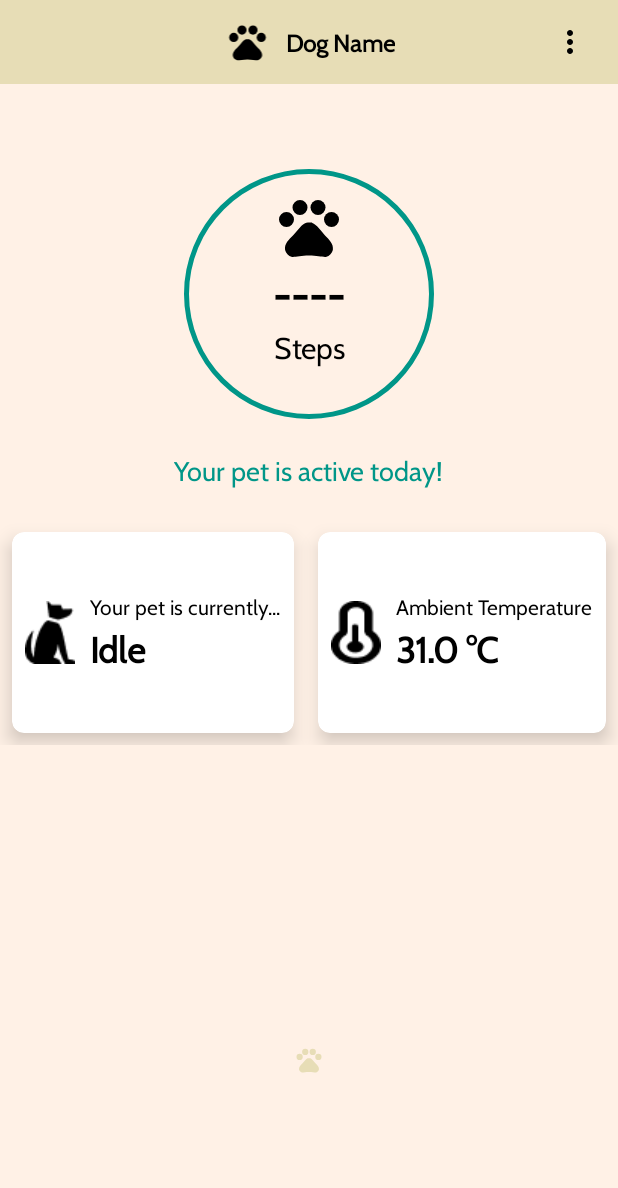
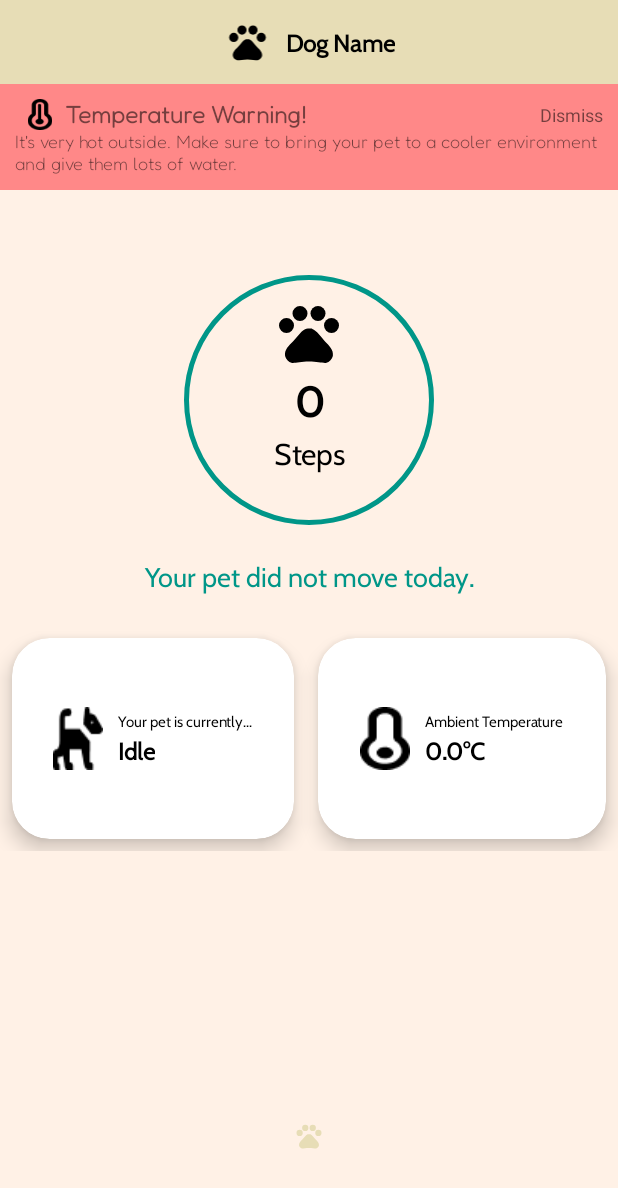
Before and after one commit to UgetsuMurata/FeedFind, an Android app: the layout feautres_finder_pet_tracker_data_display.xml on its own in the app's theme, with its tools: preview values and no code run, on a phone screen of 412 x 824 dp. Shown: the top 1188 px of the screen. Run offline under Robolectric (Android 15) with nearby library versions, the phone set to English and light mode, and no system bars.

Commit message:
- Pet Tracker now finished.

```diff
--- a/app/src/main/AndroidManifest.xml
+++ b/app/src/main/AndroidManifest.xml
@@ -21,7 +21,7 @@
         android:theme="@style/Theme.FeedAndFind"
         tools:targetApi="31">
         <activity
-            android:name=".Features.Finder.PetTracker_Data_Display"
+            android:name=".Features.Finder.FinderDataDisplay"
             android:exported="true" />
         <activity
             android:name=".Features.Pets.PetsAddQR"
--- /dev/null
+++ b/app/src/main/java/com/example/feedandfind/Features/Finder/FinderDataDisplay.java
@@ -0,0 +1,187 @@
+package com.example.feedandfind.Features.Finder;
+
+import androidx.appcompat.app.AppCompatActivity;
+import androidx.core.content.res.ResourcesCompat;
+
+import android.os.Bundle;
+import android.os.Handler;
+import android.util.Log;
+import android.view.View;
+import android.widget.ImageView;
+import android.widget.LinearLayout;
+import android.widget.ProgressBar;
+import android.widget.TextView;
+import android.widget.Toast;
+
+import com.example.feedandfind.Application.FeedAndFind;
+import com.example.feedandfind.DataManager.FirebaseData;
+import com.example.feedandfind.Items.PetInformation;
+import com.example.feedandfind.R;
+import com.google.firebase.database.DataSnapshot;
+
+import java.util.Locale;
+import java.util.Objects;
+
+public class FinderDataDisplay extends AppCompatActivity {
+
+    private ProgressBar progressBar;
+    private TextView progressText, activeStatus;
+    private TextView petMovement, temperature;
+    private ImageView petMovementIcon, temperatureIcon;
+    private LinearLayout showTempWarning;
+    private TextView dismissWarning;
+    TextView toolbarTitle;
+    FirebaseData firebaseData;
+    String CollarId;
+
+    FeedAndFind feedAndFind;
+    PetInformation petInformation;
+
+    Integer stepsProgress = 0;
+    String commentary;
+    String petMovementState;
+    Float temperatureValue = 0.0f;
+    Integer currentTempMode = 0;
+    Integer prevTempMode = 0;
+
+    @Override
+    protected void onCreate(Bundle savedInstanceState) {
+        super.onCreate(savedInstanceState);
+        setContentView(R.layout.feautres_finder_pet_tracker_data_display);
+
+        progressBar = findViewById(R.id.progress_bar);
+        progressText = findViewById(R.id.progress_text);
+        activeStatus = findViewById(R.id.active_status);
+        petMovement = findViewById(R.id.pet_movement);
+        petMovementIcon = findViewById(R.id.pet_movement_icon);
+        temperature = findViewById(R.id.temperature);
+        temperatureIcon = findViewById(R.id.temperature_icon);
+        showTempWarning = findViewById(R.id.show_temp_warning);
+        dismissWarning = findViewById(R.id.dismiss_warning);
+
+        toolbarTitle = findViewById(R.id.toolbar_title);
+        firebaseData = new FirebaseData();
+        CollarId = getIntent().getStringExtra("COLLAR_ID");
+        feedAndFind = FeedAndFind.getInstance();
+        petInformation = new PetInformation();
+
+        commentary = getResources().getString(R.string.steps_commentary_0);
+        petMovementState = getResources().getString(R.string.movement_idle);
+
+        findPetInformation();
+
+        toolbarTitle.setText(petInformation.getName());
+
+        showTempWarning.setVisibility(View.GONE);
+        dismissWarning.setOnClickListener(view -> showTempWarning.setVisibility(View.GONE));
+
+        final Handler handler = new Handler();
+        handler.postDelayed(new Runnable(){
+            @Override
+            public void run(){
+                firebaseData.retrieveData(FinderDataDisplay.this, String.format("PetTracker/%s", CollarId), new FirebaseData.FirebaseDataCallback() {
+                    @Override
+                    public void onDataReceived(DataSnapshot dataSnapshot) {
+                        // update progressbar
+                        Object progressObject = dataSnapshot.child("/current_pedometer_data/steps_count").getValue();
+                        if (progressObject != null){
+                            stepsProgress = Integer.valueOf(progressObject.toString());
+                        }
+                        runOnUiThread(new Runnable() {
+                            @Override
+                            public void run() {
+                                progressBar.setProgress(stepsProgress!=null?stepsProgress:0);
+                                progressText.setText(stepsProgress!=null?String.valueOf(stepsProgress):"0");
+                            }
+                        });
+
+                        // update commentary
+                        commentary = getResources().getString(R.string.steps_commentary_0);
+                        Log.d("Progress Object", "Steps Progress: " + (stepsProgress!=null?stepsProgress:"NULL"));
+                        if (stepsProgress > 0 && stepsProgress <= 100){
+                            commentary = getResources().getString(R.string.steps_commentary_100);
+                        } else if (stepsProgress > 100 && stepsProgress <= 500) {
+                            commentary = getResources().getString(R.string.steps_commentary_500);
+                        } else if (stepsProgress > 500 && stepsProgress <= 750) {
+                            commentary = getResources().getString(R.string.steps_commentary_750);
+                        } else if (stepsProgress > 750 && stepsProgress <= 1000) {
+                            commentary = getResources().getString(R.string.steps_commentary_1000);
+                        } else if (stepsProgress > 1000){
+                            commentary = getResources().getString(R.string.steps_commentary_more);
+                        }
+                        runOnUiThread(new Runnable() {
+                            @Override
+                            public void run() {
+                                activeStatus.setText(commentary);
+                            }
+                        });
+
+                        // update current movement card
+                        Object petState = dataSnapshot.child("/current_pedometer_data/pet_state").getValue();
+                        if (petState != null){
+                            petMovementState = petState.toString();
+                        }
+                        runOnUiThread(new Runnable() {
+                            @Override
+                            public void run() {
+                                petMovement.setText(petMovementState);
+                                if (getResources().getString(R.string.movement_idle).equals(petMovementState)) {
+                                    petMovementIcon.setImageDrawable(ResourcesCompat.getDrawable(getResources(), R.drawable.dog_idle, getTheme()));
+                                } else if (getResources().getString(R.string.movement_walking).equals(petMovementState)) {
+                                    petMovementIcon.setImageDrawable(ResourcesCompat.getDrawable(getResources(), R.drawable.dog_walking, getTheme()));
+                                } else if (getResources().getString(R.string.movement_running).equals(petMovementState)) {
+                                    petMovementIcon.setImageDrawable(ResourcesCompat.getDrawable(getResources(), R.drawable.dog_running, getTheme()));
+                                }
+                            }
+                        });
+
+                        // update temperature card
+                        Object currentTemp = dataSnapshot.child("/current_temperature").getValue();
+                        if (currentTemp != null){
+                            temperatureValue = Float.valueOf(currentTemp.toString());
+                        }
+                        runOnUiThread(new Runnable() {
+                            @Override
+                            public void run() {
+                                temperature.setText(String.format(Locale.getDefault(), "%.2f°C", temperatureValue));
+                                prevTempMode = currentTempMode;
+                                if (temperatureValue < 20.0f) {
+                                    currentTempMode = 0;
+                                    temperatureIcon.setImageDrawable(ResourcesCompat.getDrawable(getResources(), R.drawable.temp_low, getTheme()));
+                                } else if (temperatureValue > 25.0f) {
+                                    currentTempMode = 2;
+                                    temperatureIcon.setImageDrawable(ResourcesCompat.getDrawable(getResources(), R.drawable.temp_high, getTheme()));
+                                } else {
+                                    currentTempMode = 1;
+                                    temperatureIcon.setImageDrawable(ResourcesCompat.getDrawable(getResources(), R.drawable.temp_mid, getTheme()));
+                                }
+                                if (!Objects.equals(currentTempMode, prevTempMode) && currentTempMode == 2){
+                                    // it is hot, so show warning.
+                                    showTempWarning.setVisibility(View.VISIBLE);
+                                }
+                            }
+                        });
+                    }
+                });
+                // trigger for next second
+                handler.postDelayed(this, 1000);
+            }
+        }, 200);
+
+    }
+
+    private void findPetInformation(){
+        boolean found = false;
+        for (PetInformation petInfo : feedAndFind.getPetInformationList()){
+            if (CollarId.equals(petInfo.getKey())){
+                petInformation = petInfo;
+                found = true;
+                break;
+            }
+        }
+        if (!found) {
+            getOnBackPressedDispatcher().onBackPressed();
+            Toast.makeText(this, "An error occurred. Please try again later.", Toast.LENGTH_SHORT).show();
+        }
+    }
+}
--- a/app/src/main/res/layout/feautres_finder_pet_tracker_data_display.xml
+++ b/app/src/main/res/layout/feautres_finder_pet_tracker_data_display.xml
@@ -6,7 +6,7 @@
     android:layout_height="match_parent"
     android:orientation="vertical"
     android:background="?background"
-    tools:context=".Features.Finder.PetTracker_Data_Display">
+    tools:context=".Features.Finder.FinderDataDisplay">
 
     <androidx.appcompat.widget.Toolbar
         android:id="@+id/custom_toolbar"
@@ -43,17 +43,47 @@
                 android:textSize="16sp"
                 android:textStyle="bold" />
         </LinearLayout>
-        <ImageView
-            android:id="@+id/open_menu"
-            android:layout_width="wrap_content"
-            android:layout_height="match_parent"
-            android:layout_gravity="end"
-            android:paddingHorizontal="20dp"
-            android:contentDescription="Location Icon"
-            android:src="@drawable/menu"
-            app:tint="?text" />
     </androidx.appcompat.widget.Toolbar>
 
+    <LinearLayout
+        android:id="@+id/show_temp_warning"
+        android:layout_width="match_parent"
+        android:layout_height="wrap_content"
+        android:orientation="vertical"
+        android:background="#f88"
+        android:padding="10dp">
+        <LinearLayout
+            android:layout_width="match_parent"
+            android:layout_height="wrap_content"
+            android:orientation="horizontal"
+            android:gravity="center_vertical">
+            <ImageView
+                android:layout_width="wrap_content"
+                android:layout_height="match_parent"
+                android:src="@drawable/temp_high"/>
+            <TextView
+                android:layout_width="0dp"
+                android:layout_height="wrap_content"
+                android:text="Temperature Warning!"
+                android:fontFamily="@font/fredoka"
+                android:textStyle="bold"
+                android:layout_weight="1"
+                android:textSize="16sp"/>
+            <TextView
+                android:id="@+id/dismiss_warning"
+                android:layout_width="wrap_content"
+                android:layout_height="match_parent"
+                android:text="Dismiss"
+                android:gravity="center"
+                android:textSize="12sp"/>
+        </LinearLayout>
+        <TextView
+            android:layout_width="wrap_content"
+            android:layout_height="wrap_content"
+            android:text="It's very hot outside. Make sure to bring your pet to a cooler environment and give them lots of water."
+            android:fontFamily="@font/fredoka"
+            android:textSize="12sp"/>
+    </LinearLayout>
     <RelativeLayout
         android:id="@+id/progress_layout"
         android:layout_width="200dp"
@@ -69,6 +99,7 @@
             android:layout_height="match_parent"
             android:background="@drawable/circle_shape"
             android:indeterminate="false"
+            android:max="1000"
             android:progressDrawable="@drawable/circle_progress_bar"
             android:textAlignment="center"/>
 
@@ -89,7 +120,7 @@
             android:layout_alignParentEnd="true"
             android:layout_centerVertical="true"
             android:gravity="center"
-            android:text="@string/progress_text"
+            android:text="0"
             android:textColor="?text"
             android:textSize="28sp"
             android:textStyle="bold"
@@ -102,7 +133,7 @@
             android:layout_below="@+id/progress_text"
             android:layout_centerHorizontal="true"
             android:gravity="center"
-            android:text="Steps"
+            android:text="@string/steps"
             android:textColor="?text"
             android:textSize="20sp"
             android:fontFamily="@font/cabin"/>
@@ -110,52 +141,49 @@
 
     </RelativeLayout>
 
+
     <TextView
         android:id="@+id/active_status"
         android:layout_width="wrap_content"
         android:layout_height="wrap_content"
         android:layout_gravity="center_horizontal"
         android:layout_marginTop="4dp"
-        android:text="Your pet is active today!"
+        android:fontFamily="@font/cabin"
+        android:gravity="center_horizontal"
+        android:text="@string/steps_commentary_0"
         android:textColor="#009688"
-        android:textSize="18sp"
-        android:fontFamily="@font/cabin"/>
+        android:textSize="18sp" />
 
-
-    <GridLayout
-        android:id="@+id/grid_layout"
+    <LinearLayout
         android:layout_width="match_parent"
         android:layout_height="150dp"
-        android:rowCount="1"
-        android:columnCount="2"
-        android:layout_marginTop="20dp">
-
+        android:layout_marginTop="20dp"
+        android:weightSum="2"
+        android:orientation="horizontal">
 
         <androidx.cardview.widget.CardView
             android:id="@+id/card_layout"
             android:layout_width="wrap_content"
-            android:layout_height="wrap_content"
-            android:layout_row="0"
-            android:layout_column="0"
-            android:layout_gravity="fill"
-            android:layout_rowWeight="1"
-            android:layout_columnWeight="3"
+            android:layout_height="match_parent"
             android:layout_margin="8dp"
-            app:cardCornerRadius="8dp"
+            android:layout_weight="1"
+            app:cardCornerRadius="25dp"
             app:cardElevation="8dp">
 
             <LinearLayout
                 android:id="@+id/content_layout"
-                android:layout_width="wrap_content"
-                android:layout_height="wrap_content"
+                android:layout_width="match_parent"
+                android:layout_height="match_parent"
                 android:orientation="horizontal"
                 android:gravity="center"
+                android:padding="2dp"
                 android:layout_gravity="center_vertical|center_horizontal">
 
                 <ImageView
+                    android:id="@+id/pet_movement_icon"
                     android:layout_width="wrap_content"
-                    android:layout_height="wrap_content"
-                    android:src="@drawable/dog_idle"
+                    android:layout_height="match_parent"
+                    android:src="@drawable/dog_running"
                     android:contentDescription="@string/dogsitting" />
 
                 <LinearLayout
@@ -170,15 +198,17 @@
                         android:layout_height="wrap_content"
                         android:fontFamily="@font/cabin"
                         android:textColor="?text"
-                        android:text="Your pet is currently..."/>
+                        android:textSize="10sp"
+                        android:text="@string/your_pet_is_currently"/>
 
                     <TextView
+                        android:id="@+id/pet_movement"
                         android:layout_width="wrap_content"
                         android:layout_height="wrap_content"
-                        android:text="Idle"
+                        android:text="@string/movement_idle"
                         android:fontFamily="@font/cabin"
                         android:textColor="?text"
-                        android:textSize="24sp"
+                        android:textSize="16sp"
                         android:textStyle="bold"/>
 
                 </LinearLayout>
@@ -189,29 +219,27 @@
         <androidx.cardview.widget.CardView
             android:id="@+id/card_layout2"
             android:layout_width="wrap_content"
-            android:layout_height="wrap_content"
-            android:layout_row="0"
-            android:layout_column="1"
-            android:layout_gravity="fill"
-            android:layout_rowWeight="1"
-            android:layout_columnWeight="3"
+            android:layout_height="match_parent"
+            android:layout_weight="1"
             android:layout_margin="8dp"
-            app:cardCornerRadius="8dp"
+            app:cardCornerRadius="25dp"
             app:cardElevation="8dp"
             android:padding="8dp" >
 
             <LinearLayout
                 android:id="@+id/content_layout2"
-                android:layout_width="wrap_content"
-                android:layout_height="wrap_content"
+                android:layout_width="match_parent"
+                android:layout_height="match_parent"
                 android:orientation="horizontal"
                 android:gravity="center"
+                android:padding="2dp"
                 android:layout_gravity="center_vertical|center_horizontal">
 
                 <ImageView
+                    android:id="@+id/temperature_icon"
                     android:layout_width="wrap_content"
-                    android:layout_height="wrap_content"
-                    android:src="@drawable/mid_temp"
+                    android:layout_height="match_parent"
+                    android:src="@drawable/temp_low"
                     android:contentDescription="@string/high_temperature" />
 
                 <LinearLayout
@@ -226,28 +254,30 @@
                         android:layout_height="wrap_content"
                         android:fontFamily="@font/cabin"
                         android:textColor="?text"
+                        android:textSize="10sp"
                         android:text="Ambient Temperature"/>
 
                     <TextView
+                        android:id="@+id/temperature"
                         android:layout_width="wrap_content"
                         android:layout_height="wrap_content"
                         android:fontFamily="@font/cabin"
                         android:textColor="?text"
-                        android:text="31.0 °C"
-                        android:textSize="24sp"
+                        android:text="0.0°C"
+                        android:textSize="16sp"
                         android:textStyle="bold"/>
                 </LinearLayout>
 
             </LinearLayout>
         </androidx.cardview.widget.CardView>
 
-    </GridLayout>
+    </LinearLayout>
 
     <ImageView
         android:layout_width="20dp"
         android:layout_height="20dp"
         android:layout_gravity="center_horizontal|bottom"
-        android:layout_marginTop="200dp"
+        android:layout_marginTop="180dp"
         android:layout_marginBottom="30dp"
         android:src="@drawable/dog_paw" />
 
--- a/app/src/main/res/values/strings.xml
+++ b/app/src/main/res/values/strings.xml
@@ -47,4 +47,18 @@
     <string name="high_temperature">high temperature</string>
     <string name="icon_desc">paw icon</string>
 
+    <!-- commentary on movements -->
+    <string name="steps_commentary_0">Your pet did not move today.</string>
+    <string name="steps_commentary_100">Your pet is very inactive today.</string>
+    <string name="steps_commentary_500">Your pet is active today!</string>
+    <string name="steps_commentary_750">Almost there in achieving your pet\'s goals!</string>
+    <string name="steps_commentary_1000">Your pet has achieved its goal! Congrats!</string>
+    <string name="steps_commentary_more">Woah! Reaching new heights!\nI recommend feeding it more today.</string>
+    <string name="steps">Steps</string>
+
+    <string name="your_pet_is_currently">Your pet is currently…</string>
+    <!--Pet movement types-->
+    <string name="movement_idle">Idle</string>
+    <string name="movement_walking">Walking</string>
+    <string name="movement_running">Running</string>
 </resources>
```
Also changed, not shown: app/src/main/java/com/example/feedandfind/Adapter/RecordAdapter.java (+10 -3 lines), app/src/main/java/com/example/feedandfind/Features/Finder/PetTracker_Data_Display.java (deleted, +0 -86 lines), app/src/main/java/com/example/feedandfind/Features/Pets/PetsInfo.java (+10 -3 lines), app/src/main/res/layout/features_pets_petsinfo.xml (+8 -0 lines), app/src/main/res/menu/pet_items_menu.xml (+5 -2 lines), app/src/main/res/drawable/dog_running.png (added), app/src/main/res/drawable/dog_standing.png (deleted), app/src/main/res/drawable/dog_walking.png, app/src/main/res/drawable/temp_high.png (renamed from app/src/main/res/drawable/high_temp.png), app/src/main/res/drawable/temp_low.png (renamed from app/src/main/res/drawable/low_temp.png), app/src/main/res/drawable/temp_mid.png (renamed from app/src/main/res/drawable/mid_temp.png).
